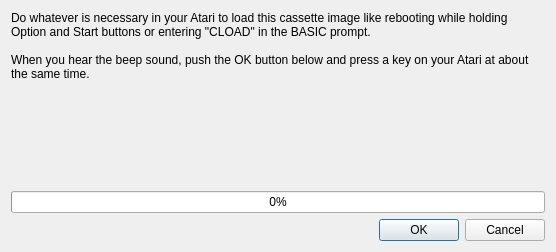
The window that cassettedialog.ui (RespeQt/RespeQt) describes before a commit, drawn with Qt 5.
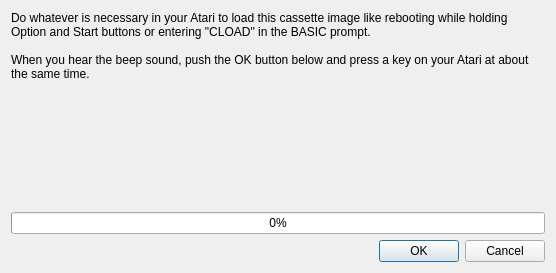
The same window after the commit.

The edit to the form file:
```diff
--- a/cassettedialog.ui
+++ b/cassettedialog.ui
@@ -10,7 +10,7 @@
     <x>0</x>
     <y>0</y>
     <width>556</width>
-    <height>252</height>
+    <height>273</height>
    </rect>
   </property>
   <property name="sizePolicy">
@@ -44,6 +44,34 @@
      </property>
     </widget>
    </item>
+   <item>
+    <widget class="QLabel" name="imgCass">
+     <property name="enabled">
+      <bool>true</bool>
+     </property>
+     <property name="layoutDirection">
+      <enum>Qt::LeftToRight</enum>
+     </property>
+     <property name="autoFillBackground">
+      <bool>true</bool>
+     </property>
+     <property name="text">
+      <string/>
+     </property>
+     <property name="scaledContents">
+      <bool>false</bool>
+     </property>
+     <property name="alignment">
+      <set>Qt::AlignCenter</set>
+     </property>
+     <property name="wordWrap">
+      <bool>true</bool>
+     </property>
+     <property name="openExternalLinks">
+      <bool>false</bool>
+     </property>
+    </widget>
+   </item>
    <item>
     <widget class="QProgressBar" name="progressBar">
      <property name="value">
```
